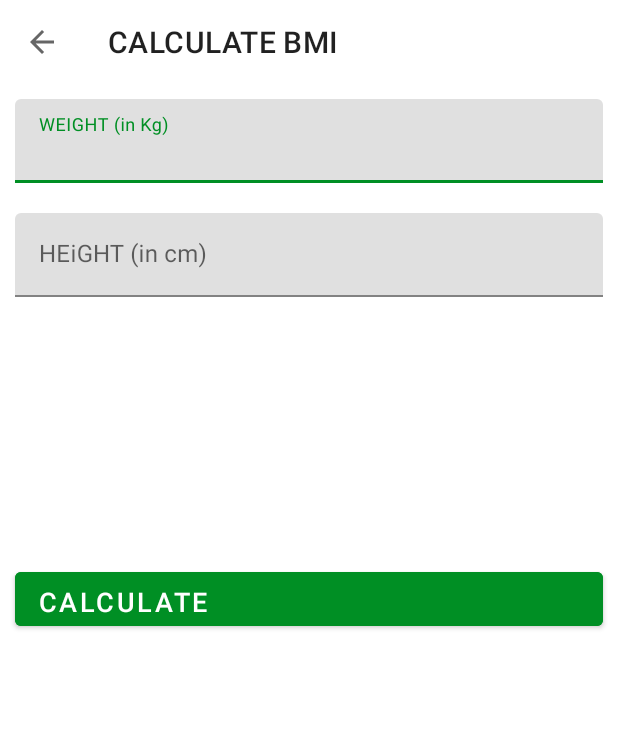
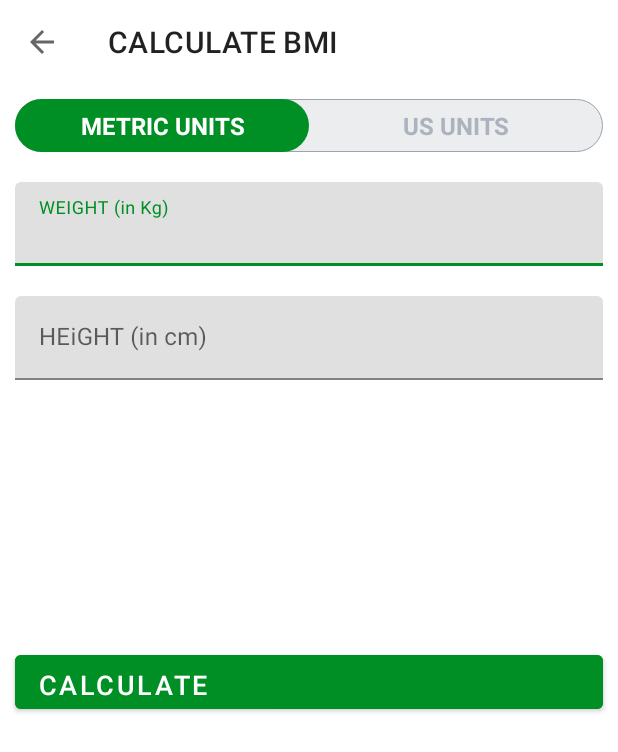
Before and after one commit to Akito-Yoshikawa/studyAndroid12-kotlin, an Android app: the BMIActivity screen opened directly, with no data from a screen before it, on a phone screen of 412 x 824 dp. Shown: the top 752 px of the screen. Run offline under Robolectric (Android 15) with nearby library versions, the light colour scheme and no system bars.

Commit message:
164. Adding Custom RadioGroups with Custom RadioButtons

```diff
--- /dev/null
+++ b/7MinutesWorkout/app/src/main/res/drawable/drawable_radio_group_tab_background.xml
@@ -0,0 +1,13 @@
+<?xml version="1.0" encoding="utf-8"?>
+<shape xmlns:android="http://schemas.android.com/apk/res/android"
+    android:shape="rectangle"
+    >
+
+    <solid android:color="#ECEDEF"></solid>
+
+    <stroke
+        android:width="0.5dp"
+        android:color="#9AA3AF"></stroke>
+
+    <corners android:radius="30dp"></corners>
+</shape>
--- /dev/null
+++ b/7MinutesWorkout/app/src/main/res/drawable/drawable_units_tab_selector.xml
@@ -0,0 +1,11 @@
+<?xml version="1.0" encoding="utf-8"?>
+<selector xmlns:android="http://schemas.android.com/apk/res/android">
+    <item android:state_checked="true">
+        <shape android:shape="rectangle">
+
+            <solid android:color="@color/colorAccent"></solid>
+
+            <corners android:radius="30dp"></corners>
+        </shape>
+    </item>
+</selector>
--- /dev/null
+++ b/7MinutesWorkout/app/src/main/res/drawable/drawable_units_tab_text_color_selector.xml
@@ -0,0 +1,8 @@
+<?xml version="1.0" encoding="utf-8"?>
+<selector xmlns:android="http://schemas.android.com/apk/res/android">
+
+    <item android:color="#FFFFFF" android:state_checked="true"></item>
+
+    <item android:color="#ADB3BE" android:state_checked="false"></item>
+
+</selector>
--- a/7MinutesWorkout/app/src/main/res/layout/activity_bmi.xml
+++ b/7MinutesWorkout/app/src/main/res/layout/activity_bmi.xml
@@ -13,9 +13,50 @@
         android:background="@color/white">
     </androidx.appcompat.widget.Toolbar>
 
+    <RadioGroup
+        android:id="@+id/rgUnits"
+        android:layout_width="match_parent"
+        android:layout_height="wrap_content"
+        android:layout_below="@+id/toolbar_bmi_activity"
+        android:layout_margin="10dp"
+        android:background="@drawable/drawable_radio_group_tab_background"
+        android:orientation="horizontal">
+
+        <RadioButton
+            android:id="@+id/rbMetricUnits"
+            android:layout_width="0dp"
+            android:layout_height="35dp"
+            android:layout_weight="0.50"
+            android:background="@drawable/drawable_units_tab_selector"
+            android:button="@null"
+            android:checked="true"
+            android:gravity="center"
+            android:text="METRIC UNITS"
+            android:textColor="@drawable/drawable_units_tab_text_color_selector"
+            android:textSize="16sp"
+            android:textStyle="bold">
+        </RadioButton>
+
+        <RadioButton
+            android:id="@+id/rbUsUnits"
+            android:layout_width="0dp"
+            android:layout_height="35dp"
+            android:layout_weight="0.50"
+            android:background="@drawable/drawable_units_tab_selector"
+            android:button="@null"
+            android:checked="false"
+            android:gravity="center"
+            android:text="US UNITS"
+            android:textColor="@drawable/drawable_units_tab_text_color_selector"
+            android:textSize="16sp"
+            android:textStyle="bold">
+        </RadioButton>
+
+    </RadioGroup>
+
     <com.google.android.material.textfield.TextInputLayout
         android:id="@+id/tilMetricUnitWeight"
-        android:layout_below="@+id/toolbar_bmi_activity"
+        android:layout_below="@+id/rgUnits"
         android:layout_width="match_parent"
         android:layout_height="wrap_content"
         android:layout_margin="10dp"
```
